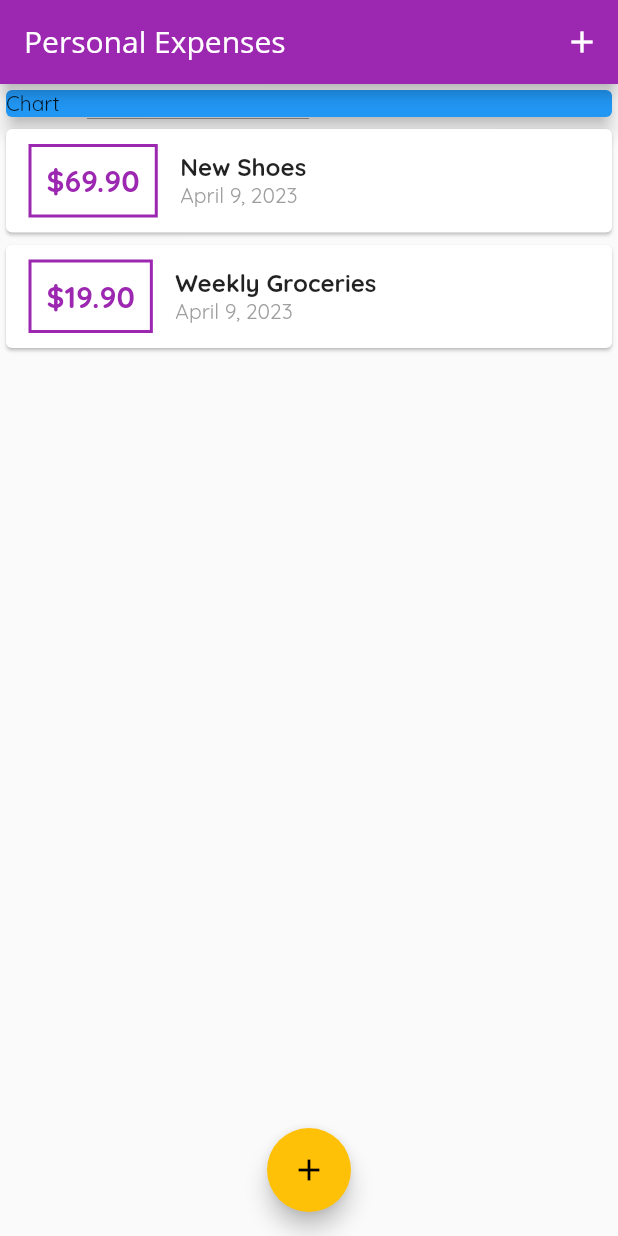
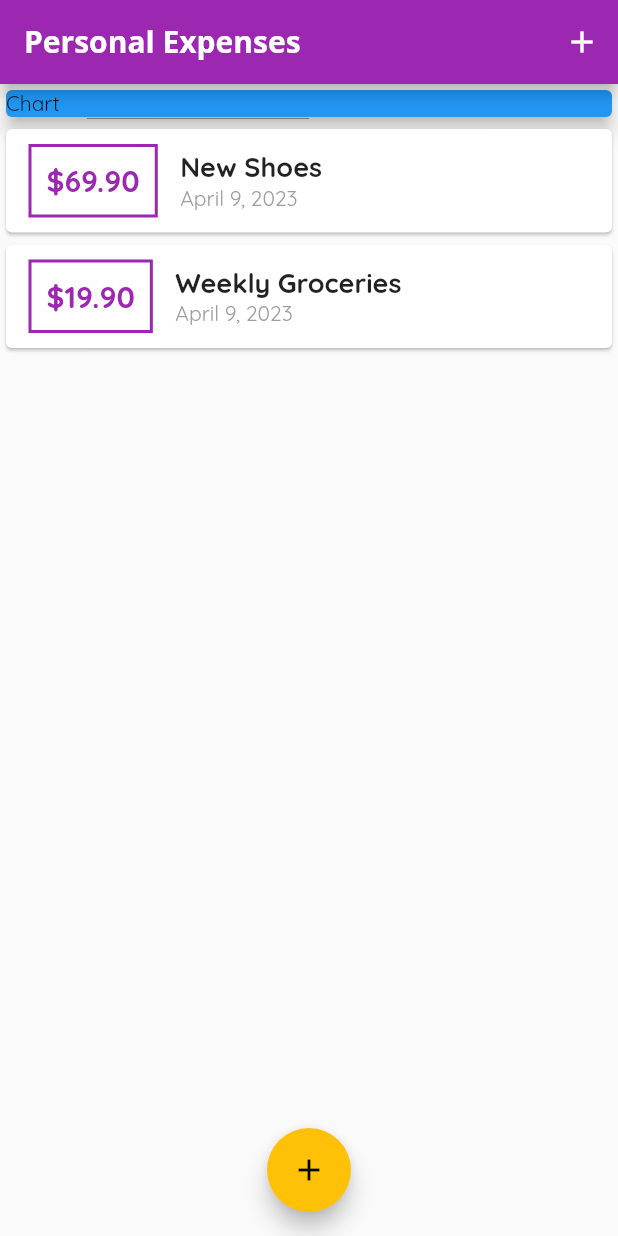
Before and after one commit to Trung-Hieu-Dev/flutter-crud-personal-expenses-app, a Flutter app: the screen it shows after launch, on a phone screen of 412 x 824 dp. Run offline on Flutter 3.47's test engine with Material 2 defaults, Android fonts, the phone set to English and light mode, and no system bars.

Commit message:
Styling text with Global

```diff
--- a/lib/main.dart
+++ b/lib/main.dart
@@ -16,6 +16,20 @@ class MyApp extends StatelessWidget {
         primarySwatch: Colors.purple,
         accentColor: Colors.amber,
         fontFamily: 'QuickSand',
+        textTheme: TextTheme(
+          titleMedium: TextStyle(
+            fontFamily: 'QuickSand',
+            fontSize: 18,
+            fontWeight: FontWeight.bold,
+          ),
+        ),
+        appBarTheme: AppBarTheme(
+          titleTextStyle: TextStyle(
+            fontFamily: 'OpenSans',
+            fontSize: 20,
+            fontWeight: FontWeight.bold,
+          ),
+        ),
       ),
       home: MyHomePage(),
     );
@@ -72,12 +86,7 @@ class _MyHomePageState extends State<MyHomePage> {
   Widget build(BuildContext context) {
     return Scaffold(
       appBar: AppBar(
-        title: Text(
-          'Personal Expenses',
-          style: TextStyle(
-            fontFamily: 'OpenSans',
-          ),
-        ),
+        title: Text('Personal Expenses'),
         actions: [
           IconButton(
             onPressed: () => _startAddNewTransaction(context),
--- a/lib/widgets/transaction_list.dart
+++ b/lib/widgets/transaction_list.dart
@@ -48,10 +48,7 @@ class TransactionList extends StatelessWidget {
                   children: [
                     Text(
                       transactions[index].title,
-                      style: TextStyle(
-                        fontSize: 16,
-                        fontWeight: FontWeight.bold,
-                      ),
+                      style: Theme.of(context).textTheme.titleMedium,
                     ),
                     Text(
                       DateFormat.yMMMMd().format(transactions[index].date),
```
